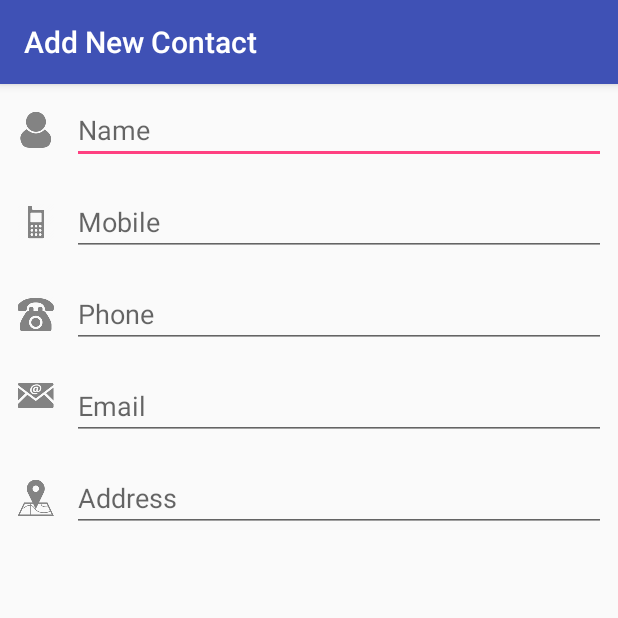
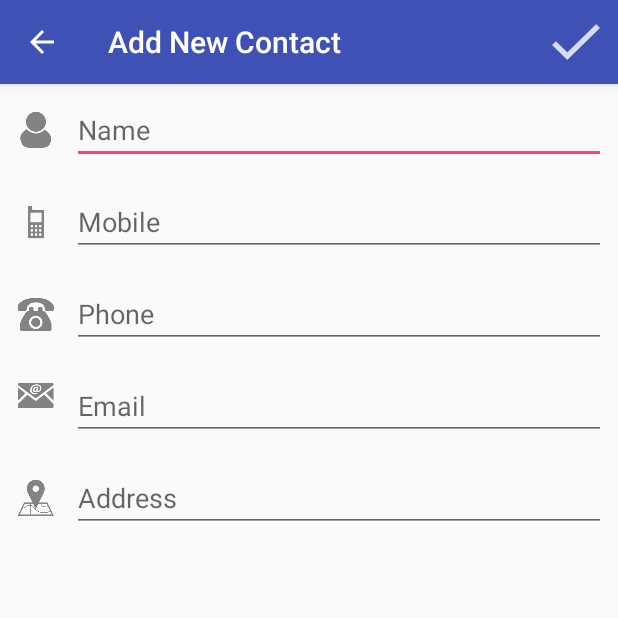
Before and after one commit to t20anand/contactsync, an Android app: the screen it shows after launch (NewContact), after a tap on an icon or button, on a phone screen of 412 x 824 dp, the top half of it. Run offline under Robolectric (Android 15) with nearby library versions, the phone set to English and light mode, and no system bars.

Commit message:
layout design

```diff
--- a/app/src/main/AndroidManifest.xml
+++ b/app/src/main/AndroidManifest.xml
@@ -20,7 +20,9 @@
             </intent-filter>
         </activity>
         <activity android:name=".NewContact"
-            android:label="@string/newContactLabel"></activity>
+            android:label="@string/newContactLabel">
+            <meta-data android:name="android.support.PARENT_ACTIVITY" android:value=".MainActivity"></meta-data>
+        </activity>
     </application>
 
 </manifest>
--- a/app/src/main/java/com/anand/contactsync/MainActivity.java
+++ b/app/src/main/java/com/anand/contactsync/MainActivity.java
@@ -3,7 +3,6 @@ package com.anand.contactsync;
 import android.content.Intent;
 import android.os.Bundle;
 import android.support.design.widget.FloatingActionButton;
-import android.support.design.widget.Snackbar;
 import android.support.v7.app.AppCompatActivity;
 import android.support.v7.widget.Toolbar;
 import android.view.View;
@@ -31,7 +30,7 @@ public class MainActivity extends AppCompatActivity {
     @Override
     public boolean onCreateOptionsMenu(Menu menu) {
         // Inflate the menu; this adds items to the action bar if it is present.
-        getMenuInflater().inflate(R.menu.menu_main, menu);
+//        getMenuInflater().inflate(R.menu.menu_save, menu);
         return true;
     }
 
--- a/app/src/main/java/com/anand/contactsync/NewContact.java
+++ b/app/src/main/java/com/anand/contactsync/NewContact.java
@@ -2,6 +2,7 @@ package com.anand.contactsync;
 
 import android.support.v7.app.AppCompatActivity;
 import android.os.Bundle;
+import android.view.Menu;
 
 public class NewContact extends AppCompatActivity {
 
@@ -10,4 +11,10 @@ public class NewContact extends AppCompatActivity {
         super.onCreate(savedInstanceState);
         setContentView(R.layout.activity_new_contact);
     }
+
+    @Override
+    public boolean onCreateOptionsMenu(Menu menu){
+        getMenuInflater().inflate(R.menu.menu_save,menu);
+        return true;
+    }
 }
--- a/app/src/main/res/menu/menu_main.xml
+++ b/app/src/main/res/menu/menu_save.xml
@@ -5,6 +5,7 @@
     <item
         android:id="@+id/action_settings"
         android:orderInCategory="100"
-        android:title="@string/action_settings"
-        app:showAsAction="never" />
+        android:title="@string/action_save"
+        android:icon="@drawable/ic_save"
+        app:showAsAction="always" />
 </menu>
--- a/app/src/main/res/values/strings.xml
+++ b/app/src/main/res/values/strings.xml
@@ -2,4 +2,5 @@
     <string name="app_name">ContactSync</string>
     <string name="action_settings">Settings</string>
     <string name="newContactLabel">Add New Contact</string>
+    <string name="action_save">Save</string>
 </resources>
```
Also changed, not shown: app/src/main/res/drawable-hdpi/ic_save.png (added), app/src/main/res/drawable-mdpi/ic_save.png (added), app/src/main/res/drawable-xhdpi/ic_save.png (added), app/src/main/res/drawable-xxhdpi/ic_save.png (added).
